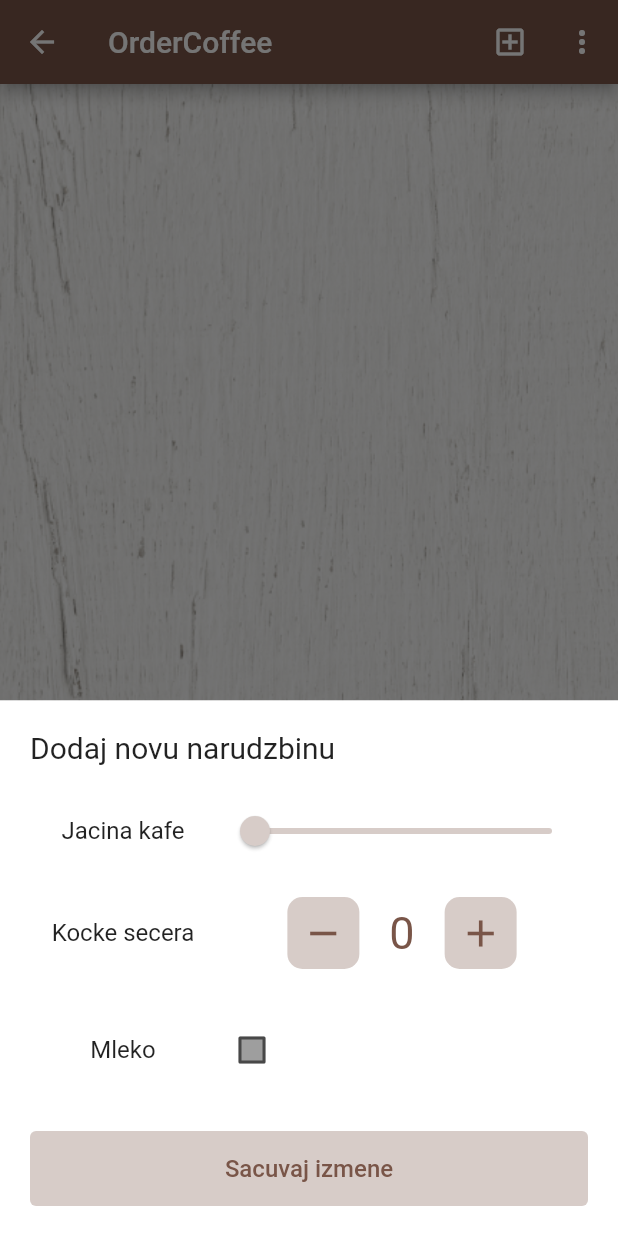
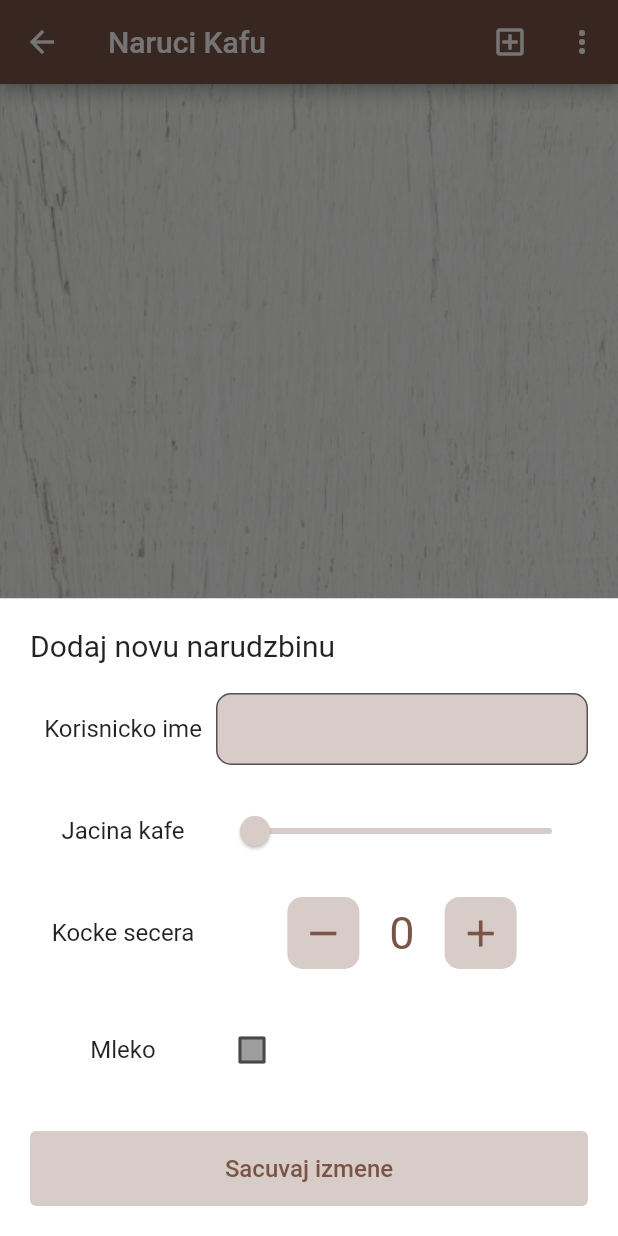
Before and after one commit to djordjeivanovic02/order-coffee-application, a Flutter app: the CoffeeView screen opened by its route, after a tap on the "add box" icon, on a phone screen of 412 x 824 dp. Run offline on Flutter 3.47's test engine with Material 2 defaults, Android fonts, the light colour scheme and no system bars; our stand-ins replace cloud_firestore, firebase_auth, firebase_core; accounts and stored records are empty; network calls fail.

Commit message:
All Orders Preview And Design

```diff
--- a/lib/pages/coffee_view.dart
+++ b/lib/pages/coffee_view.dart
@@ -1,9 +1,14 @@
+import 'package:firebase_auth/firebase_auth.dart';
 import 'package:flutter/material.dart';
 import 'package:ordercoffee/constants/routes.dart';
 import 'package:ordercoffee/enums/functionality.dart';
+import 'package:ordercoffee/pages/coffee_orders_view.dart';
+import 'package:ordercoffee/pages/loading_view.dart';
 import 'package:ordercoffee/pages/new_coffee.dart';
 import 'package:ordercoffee/pages/parts.dart';
 import 'package:ordercoffee/services/auth/auth_service.dart';
+import 'package:ordercoffee/services/database/database_coffee.dart';
+import 'package:ordercoffee/services/models/order_coffee.dart';
 
 class CoffeeView extends StatefulWidget {
   const CoffeeView({super.key});
@@ -13,12 +18,15 @@ class CoffeeView extends StatefulWidget {
 }
 
 class _CoffeeViewState extends State<CoffeeView> {
+  final DatabaseServices _dbServices =
+      DatabaseServices(FirebaseAuth.instance.currentUser!.uid);
+
   @override
   Widget build(BuildContext context) {
     return Scaffold(
       appBar: AppBar(
         backgroundColor: Colors.brown[500],
-        title: const Text('OrderCoffee'),
+        title: const Text('Naruci Kafu'),
         actions: [
           IconButton(
             onPressed: () {
@@ -87,25 +95,55 @@ class _CoffeeViewState extends State<CoffeeView> {
           ),
         ],
       ),
-      body: Container(
+      body: StreamBuilder(
+        stream: _dbServices.orders,
+        builder: (context, snapshot) {
+          switch (snapshot.connectionState) {
+            case ConnectionState.active:
+              final orders = snapshot.data as List<OrderCoffee>;
+              return Container(
                 decoration: const BoxDecoration(
                   image: DecorationImage(
                     image: AssetImage('assets/images/coffee_bg.png'),
                     fit: BoxFit.cover,
                   ),
                 ),
+                child: Container(
+                  margin: const EdgeInsets.only(top: 20),
+                  child: CoffeeOrdersView(orders: orders),
+                ),
+              );
+            default:
+              return const LoadingView();
+          }
+        },
       ),
     );
   }
 
   Future<dynamic> _showModalBottomSheetFunction(BuildContext context) {
     return showModalBottomSheet(
+      isScrollControlled: true,
       context: context,
       builder: (context) {
-        return Container(
-          padding: const EdgeInsets.all(20),
+        return SingleChildScrollView(
+          child: Container(
+            padding: EdgeInsets.only(
+              top: 20,
+              left: 20,
+              right: 20,
+              bottom: MediaQuery.of(context)
+                  .viewInsets
+                  .bottom, // Pomera sadržaj iznad tastature
+            ),
             color: Colors.white,
-          child: const NewCoffeeSettings(),
+            child: ListView(
+              shrinkWrap: true,
+              children: const [
+                NewCoffeeSettings(),
+              ],
+            ),
+          ),
         );
       },
     );
--- a/lib/pages/new_coffee.dart
+++ b/lib/pages/new_coffee.dart
@@ -1,4 +1,6 @@
+import 'package:firebase_auth/firebase_auth.dart';
 import 'package:flutter/material.dart';
+import 'package:ordercoffee/services/database/database_coffee.dart';
 
 class NewCoffeeSettings extends StatefulWidget {
   const NewCoffeeSettings({super.key});
@@ -12,6 +14,9 @@ class _NewCoffeeSettingsState extends State<NewCoffeeSettings> {
   Color _thumbColor = Colors.brown[100] as Color;
   int _sugarCount = 0;
   bool milk = false;
+  final DatabaseServices _dbServices =
+      DatabaseServices(FirebaseAuth.instance.currentUser!.uid);
+  final TextEditingController _usernameController = TextEditingController();
 
   @override
   Widget build(BuildContext context) {
@@ -24,6 +29,45 @@ class _NewCoffeeSettingsState extends State<NewCoffeeSettings> {
           style: TextStyle(
             fontSize: 20,
           ),
+        ),
+        const SizedBox(
+          height: 20,
+        ),
+        Row(
+          children: [
+            const Expanded(
+              flex: 1,
+              child: Text(
+                'Korisnicko ime',
+                style: TextStyle(
+                  fontSize: 16,
+                ),
+                textAlign: TextAlign.center,
+              ),
+            ),
+            Expanded(
+              flex: 2,
+              child: TextField(
+                controller: _usernameController,
+                decoration: InputDecoration(
+                  border: OutlineInputBorder(
+                    borderRadius: BorderRadius.circular(10),
+                  ),
+                  filled: true,
+                  fillColor: Colors.brown[100],
+                  contentPadding: const EdgeInsets.symmetric(
+                    horizontal: 10,
+                    vertical: 5,
+                  ),
+                  focusedBorder: OutlineInputBorder(
+                    borderSide: BorderSide(
+                      color: Colors.brown[500] as Color,
+                    ),
+                  ),
+                ),
+              ),
+            )
+          ],
         ),
         const SizedBox(
           height: 20,
@@ -119,7 +163,9 @@ class _NewCoffeeSettingsState extends State<NewCoffeeSettings> {
                     child: IconButton(
                       onPressed: () {
                         setState(() {
-                          _sugarCount++;
+                          if (_sugarCount < 3) {
+                            _sugarCount++;
+                          }
                         });
                       },
                       color: Colors.brown[500],
@@ -182,8 +228,14 @@ class _NewCoffeeSettingsState extends State<NewCoffeeSettings> {
             width: MediaQuery.of(context).size.width,
             height: 50,
             child: TextButton(
-              onPressed: () {
-                print("${_currentSliderValue ~/ 100} $_sugarCount $milk");
+              onPressed: () async {
+                await _dbServices.updateOrder(
+                  _usernameController.text,
+                  _currentSliderValue ~/ 100,
+                  _sugarCount,
+                  milk,
+                );
+                Navigator.of(context).pop();
               },
               style: TextButton.styleFrom(
                 backgroundColor: Colors.brown[100],
@@ -198,6 +250,9 @@ class _NewCoffeeSettingsState extends State<NewCoffeeSettings> {
             ),
           ),
         ),
+        const SizedBox(
+          height: 20,
+        ),
       ],
     );
   }
--- a/lib/pages/registration_view.dart
+++ b/lib/pages/registration_view.dart
@@ -70,7 +70,6 @@ class _RegistrationViewState extends State<RegistrationView> {
                       password: password,
                     );
                     final user = AuthService.firebase().currentUser;
-                    print('User $user');
                     if (user != null) {
                       Navigator.of(context).pushNamedAndRemoveUntil(
                         orderCoffeeViewroute,
--- a/lib/services/auth/auth_user.dart
+++ b/lib/services/auth/auth_user.dart
@@ -5,13 +5,16 @@ import 'package:flutter/material.dart';
 class AuthUser {
   final bool isVerified;
   final String? email;
+  final String? uid;
 
-  AuthUser({
+  const AuthUser({
+    required this.uid,
     required this.isVerified,
     required this.email,
   });
   factory AuthUser.fromFirebase(User user) => AuthUser(
         isVerified: user.emailVerified,
         email: user.email,
+        uid: user.uid,
       );
 }
--- /dev/null
+++ b/lib/services/database/database_coffee.dart
@@ -0,0 +1,39 @@
+import 'package:cloud_firestore/cloud_firestore.dart';
+import 'package:ordercoffee/services/models/order_coffee.dart';
+
+class DatabaseServices {
+  final String uid;
+  DatabaseServices(this.uid);
+
+  final CollectionReference orderCollection =
+      FirebaseFirestore.instance.collection('orders');
+
+  Future<void> updateOrder(
+    String username,
+    int strength,
+    int sugars,
+    bool milk,
+  ) async {
+    return await orderCollection.doc(uid).set({
+      'username': username,
+      'strength': strength,
+      'sugars': sugars,
+      'milk': milk,
+    });
+  }
+
+  List<OrderCoffee> _getOrdersFromSnapshots(QuerySnapshot snapshot) {
+    return snapshot.docs.map((e) {
+      return OrderCoffee(
+        e['strength'] ?? 0,
+        e['sugars'] ?? 0,
+        e['milk'] ?? false,
+        e['username'] ?? null,
+      );
+    }).toList();
+  }
+
+  Stream<List<OrderCoffee>> get orders {
+    return orderCollection.snapshots().map(_getOrdersFromSnapshots);
+  }
+}
--- /dev/null
+++ b/lib/services/models/order_coffee.dart
@@ -0,0 +1,8 @@
+class OrderCoffee {
+  final int strength;
+  final int sugars;
+  final bool milk;
+  final String username;
+
+  OrderCoffee(this.strength, this.sugars, this.milk, this.username);
+}
```
Also changed, not shown: lib/pages/coffee_orders_view.dart (added, +98 -0 lines), lib/services/database/database_users.dart (added, +32 -0 lines), assets/images/milk.png (added), assets/images/sugar.png (added). Lines whose indentation alone changed are shown as unchanged.
